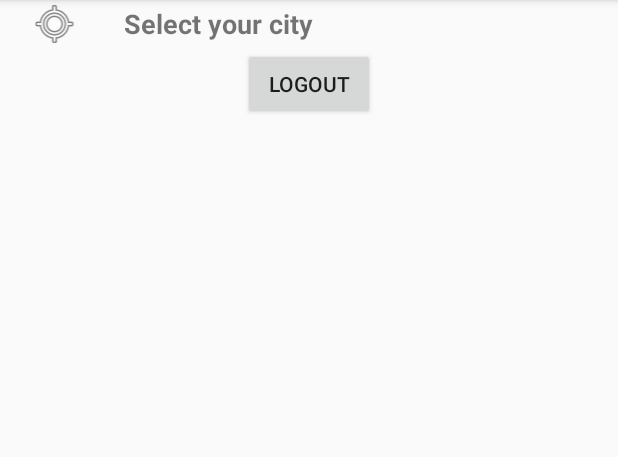
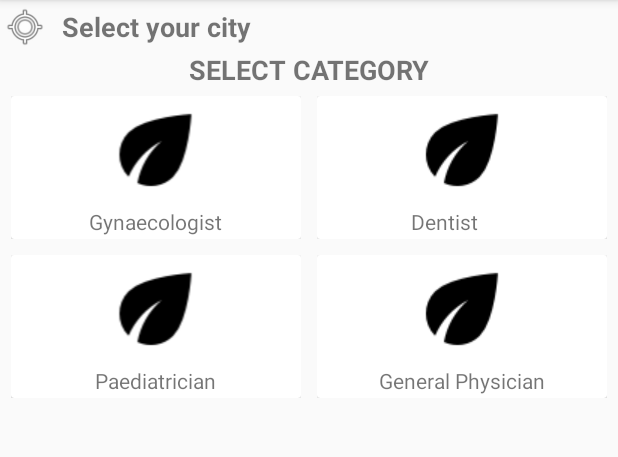
Before and after one commit to Prajyotmane/Healthcare, an Android app: the screen it shows after launch once a user with an empty profile is signed in (HomePage), on a phone screen of 412 x 824 dp, the part 84-541 px from its top. Run offline under Robolectric (Android 15) with nearby library versions, the phone set to English and light mode, and no system bars; our stand-ins replace Firebase (no records; nobody signed in at launch, a user with empty details on screens opened directly); 2 statements that could not run were skipped.

Commit message:
Recycler view for category added

```diff
--- a/app/src/main/java/com/prajyotmane/healthcare/DefaultHomePage.kt
+++ b/app/src/main/java/com/prajyotmane/healthcare/DefaultHomePage.kt
@@ -9,6 +9,9 @@ import android.view.LayoutInflater
 import android.view.View
 import android.view.ViewGroup
 import androidx.fragment.app.Fragment
+import androidx.recyclerview.widget.GridLayoutManager
+import androidx.recyclerview.widget.LinearLayoutManager
+import androidx.recyclerview.widget.RecyclerView
 import com.google.android.gms.common.api.Status
 import com.google.android.libraries.places.api.Places
 import com.google.android.libraries.places.api.model.Place
@@ -18,6 +21,7 @@ import com.google.android.libraries.places.widget.AutocompleteActivity
 import com.google.android.libraries.places.widget.model.AutocompleteActivityMode
 import com.google.firebase.auth.FirebaseAuth
 import com.google.firebase.database.*
+import kotlinx.android.synthetic.*
 import kotlinx.android.synthetic.main.fragment_default_home_page.*
 import kotlinx.android.synthetic.main.fragment_default_home_page.view.*
 import kotlinx.android.synthetic.main.fragment_default_home_page.view.curent_location
@@ -30,6 +34,11 @@ class DefaultHomePage : Fragment() {
     var AUTOCOMPLETE_REQUEST_CODE = 1
     lateinit var db: DatabaseReference
     lateinit var uID: String
+    private lateinit var recyclerView: RecyclerView
+    private lateinit var viewAdapter: RecyclerView.Adapter<*>
+    private lateinit var viewManager: RecyclerView.LayoutManager
+
+
     override fun onCreate(savedInstanceState: Bundle?) {
         super.onCreate(savedInstanceState)
         mAuth = FirebaseAuth.getInstance()
@@ -62,12 +71,7 @@ class DefaultHomePage : Fragment() {
         // Inflate the layout for this fragment
         var view = inflater.inflate(R.layout.fragment_default_home_page, container, false)
         var fields = arrayListOf(Place.Field.ID, Place.Field.NAME)
-        view.button.setOnClickListener {
-            mAuth?.signOut()
-            var intent = Intent(activity, LoginActivity::class.java)
-            startActivity(intent)
-            activity?.finish()
-        }
+
 
         view.location_layout.setOnClickListener {
 
@@ -78,6 +82,15 @@ class DefaultHomePage : Fragment() {
                 .build(activity!!.applicationContext)
             startActivityForResult(intent, AUTOCOMPLETE_REQUEST_CODE);
         }
+
+        var dataSet = resources.getStringArray(R.array.category)
+        viewManager = GridLayoutManager(context,2)
+        viewAdapter = DoctorListAdapter(dataSet)
+
+        recyclerView = view.findViewById(R.id.course_list)
+        recyclerView.layoutManager = viewManager
+        recyclerView.adapter = viewAdapter
+
         return view
     }
 
@@ -96,6 +109,7 @@ class DefaultHomePage : Fragment() {
             } else if (resultCode === AutocompleteActivity.RESULT_CANCELED) {
                 // The user canceled the operation.
             }
+
         }
     }
 
--- /dev/null
+++ b/app/src/main/java/com/prajyotmane/healthcare/DoctorListAdapter.kt
@@ -0,0 +1,45 @@
+package com.prajyotmane.healthcare
+
+import android.view.LayoutInflater
+import android.view.View
+import android.view.ViewGroup
+import android.widget.CheckBox
+import android.widget.ImageView
+import android.widget.TextView
+import android.widget.Toast
+import androidx.recyclerview.widget.RecyclerView
+
+class DoctorListAdapter(
+    private val dataSet: Array<String>
+) :
+    RecyclerView.Adapter<DoctorListAdapter.MyViewHolder>() {
+    lateinit var parent: ViewGroup
+
+    override fun onCreateViewHolder(
+        parent: ViewGroup,
+        viewType: Int
+    ): DoctorListAdapter.MyViewHolder {
+
+        //Setting up the inflater with custom view
+        val view = LayoutInflater.from(parent.context)
+            .inflate(R.layout.doctor_category_layout, parent, false)
+
+        //Setting up ViewGroup to global variable. I have used this for context in Toast
+        this.parent = parent
+
+        return MyViewHolder(view)
+    }
+
+    override fun onBindViewHolder(holder: MyViewHolder, position: Int) {
+
+        //Populating view in holder for recyclerView
+        holder.doctorCategoty.text = dataSet[position]
+    }
+
+    override fun getItemCount() = dataSet.size
+
+    class MyViewHolder(val view: View) : RecyclerView.ViewHolder(view) {
+        val doctorLogo: ImageView = view.findViewById(R.id.doctor_category_logo)
+        val doctorCategoty: TextView = view.findViewById(R.id.doctor_category_title)
+    }
+}
--- a/app/src/main/java/com/prajyotmane/healthcare/HomePage.kt
+++ b/app/src/main/java/com/prajyotmane/healthcare/HomePage.kt
@@ -53,6 +53,13 @@ class HomePage : AppCompatActivity(), NavigationView.OnNavigationItemSelectedLis
         when(item.itemId){
             R.id.nav_Home -> supportFragmentManager.beginTransaction().replace(R.id.fragment_container, DefaultHomePage()).commit()
             R.id.nav_profile -> supportFragmentManager.beginTransaction().replace(R.id.fragment_container, UserProfile()).commit()
+            R.id.nav_logout -> {
+                mAuth?.signOut()
+                var intent = Intent(this, LoginActivity::class.java)
+                startActivity(intent)
+                finish()
+            }
+
         }
         drawer_layout.closeDrawer(GravityCompat.START)
         return true
--- a/app/src/main/java/com/prajyotmane/healthcare/LoginActivity.kt
+++ b/app/src/main/java/com/prajyotmane/healthcare/LoginActivity.kt
@@ -49,6 +49,6 @@ class LoginActivity : AppCompatActivity() {
 }
     fun registerUser(view:View){
         intent = Intent(this,RegisterActivity::class.java)
-        this.finish()
+        finish()
         startActivity(intent)    }
 }
--- a/app/src/main/java/com/prajyotmane/healthcare/MainActivity.kt
+++ b/app/src/main/java/com/prajyotmane/healthcare/MainActivity.kt
@@ -25,7 +25,7 @@ class MainActivity : AppCompatActivity() {
                     } else {
                         intent = Intent(this, LoginActivity::class.java)
                         startActivity(intent)
-                        this.finish()
+                        finish()
                     }
                 }
             }
--- a/app/src/main/java/com/prajyotmane/healthcare/RegisterActivity.kt
+++ b/app/src/main/java/com/prajyotmane/healthcare/RegisterActivity.kt
@@ -93,8 +93,9 @@ class RegisterActivity : AppCompatActivity() {
                     Toast.LENGTH_SHORT
                 ).show()
                 var intent = Intent(this, HomePage::class.java)
-                this.finish()
+
                 startActivity(intent)
+                finish()
 
             } else {
                 // If sign in fails, display a message to the user.
@@ -113,7 +114,7 @@ class RegisterActivity : AppCompatActivity() {
 
     fun goToLoginPage(view: View) {
         intent = Intent(this, LoginActivity::class.java)
-        this.finish()
         startActivity(intent)
+        finish()
     }
 }
--- /dev/null
+++ b/app/src/main/res/layout/doctor_category_layout.xml
@@ -0,0 +1,33 @@
+<?xml version="1.0" encoding="utf-8"?>
+<LinearLayout xmlns:android="http://schemas.android.com/apk/res/android"
+    android:layout_width="match_parent"
+    android:layout_height="wrap_content"
+    android:orientation="vertical"
+    android:padding="5dp">
+
+    <androidx.cardview.widget.CardView
+        android:layout_width="match_parent"
+        android:layout_height="match_parent">
+
+        <LinearLayout
+            android:layout_width="wrap_content"
+            android:layout_height="wrap_content"
+            android:orientation="vertical"
+            android:layout_gravity="center">
+
+            <androidx.appcompat.widget.AppCompatImageView
+                android:id="@+id/doctor_category_logo"
+                android:layout_width="match_parent"
+                android:layout_height="match_parent"
+                android:src="@drawable/doctor_icon" />
+
+            <TextView
+                android:id="@+id/doctor_category_title"
+                android:layout_width="match_parent"
+                android:layout_height="wrap_content"
+                android:padding="2dp"
+                android:text="Gynacologist" />
+        </LinearLayout>
+    </androidx.cardview.widget.CardView>
+
+</LinearLayout>
--- a/app/src/main/res/layout/fragment_default_home_page.xml
+++ b/app/src/main/res/layout/fragment_default_home_page.xml
@@ -5,10 +5,8 @@
     android:layout_width="match_parent"
     android:layout_height="match_parent"
     tools:context=".DefaultHomePage"
-    android:orientation="vertical">
-
-    <!-- TODO: Update blank fragment layout -->
-
+    android:orientation="vertical"
+    android:padding="2dp">
         <LinearLayout
             android:id="@+id/location_layout"
             android:layout_width="match_parent"
@@ -21,26 +19,36 @@
                 android:id="@+id/imageView"
                 android:layout_width="wrap_content"
                 android:layout_height="wrap_content"
-            android:layout_weight="0.2"
+                android:layout_weight="0.1"
                 android:src="@android:drawable/ic_menu_mylocation" />
 
             <TextView
                 android:id="@+id/curent_location"
-            android:layout_width="wrap_content"
-            android:layout_height="match_parent"
+                android:layout_width="match_parent"
+                android:layout_height="wrap_content"
                 android:layout_weight="1"
-            android:editable="false"
+                android:textAlignment="textStart"
                 android:gravity="center_vertical"
                 android:paddingStart="10dp"
                 android:textSize="18sp"
                 android:textStyle="bold" />
         </LinearLayout>
 
-    <Button
-        android:id="@+id/button"
-        android:layout_width="wrap_content"
+    <TextView
+        android:id="@+id/doctor_category_title"
+        android:layout_width="match_parent"
         android:layout_height="wrap_content"
-        android:text="Logout"
-        android:layout_gravity="center"/>
+        android:layout_gravity="center"
+        android:text="Select Category"
+        android:textAlignment="center"
+        android:textAllCaps="true"
+        android:textSize="18sp"
+        android:textStyle="bold" />
+        <androidx.recyclerview.widget.RecyclerView
+            android:id="@+id/course_list"
+            android:layout_width="match_parent"
+            android:layout_height="wrap_content">
+
+        </androidx.recyclerview.widget.RecyclerView>
 
 </LinearLayout>
--- a/app/src/main/res/menu/drawer_menu.xml
+++ b/app/src/main/res/menu/drawer_menu.xml
@@ -13,6 +13,10 @@
             android:id="@+id/nav_profile"
             android:icon="@drawable/ic_icon"
             android:title="Profile" />
+        <item
+            android:id="@+id/nav_logout"
+            android:icon="@drawable/ic_icon"
+            android:title="Log Out" />
 
     </group>
 
--- /dev/null
+++ b/app/src/main/res/values/doctor_category.xml
@@ -0,0 +1,9 @@
+<?xml version="1.0" encoding="utf-8"?>
+<resources>
+    <string-array name="category">
+        <item>Gynaecologist</item>
+        <item>Dentist</item>
+        <item>Paediatrician</item>
+        <item>General Physician</item>
+    </string-array>
+</resources>
```
Also changed, not shown: app/src/main/res/drawable/doctor_icon.png (added). Lines whose indentation alone changed are shown as unchanged.
